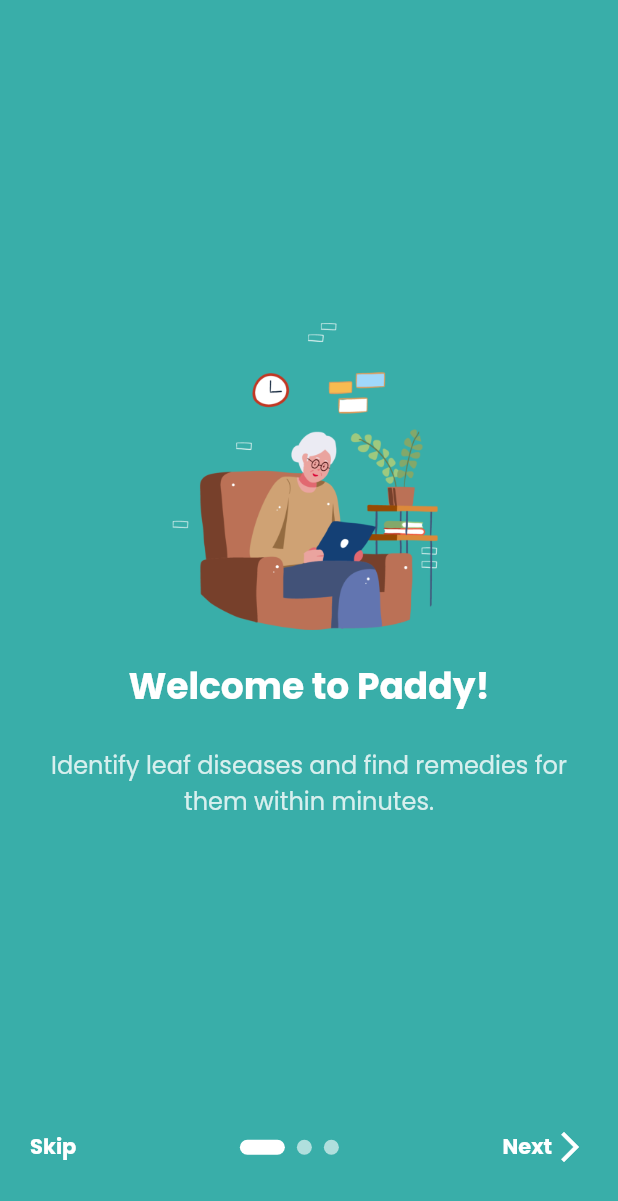
After one commit to menura1/paddy, a Flutter app: the OnBoardingScreen screen opened directly, on a phone screen of 412 x 824 dp. The commit adds this screen. Shown: the top 1201 px of the screen. Run offline on Flutter 3.47's test engine with Material 2 defaults, Android fonts, the phone set to English and light mode, and no system bars; drawn by our look-alikes of smooth_page_indicator; our stand-ins replace flutter_screenutil, flutter_secure_storage, fluttertoast, image_picker, lottie; missing offline and left inert: tflite; accounts and stored records are empty.

Commit message:
Created an on-boarding screen for better user experience.

```diff
--- /dev/null
+++ b/lib/global/api_keys.dart
@@ -0,0 +1,6 @@
+
+class ApiKeys{
+
+  static String weatherApiKey = '7aa5bf308c6b89fb0da07df556f13ee5';
+
+}
--- /dev/null
+++ b/lib/screens/onboarding_screen.dart
@@ -0,0 +1,187 @@
+import 'package:flutter/material.dart';
+import 'package:flutter/widgets.dart';
+import 'package:paddy/all_screens.dart';
+import 'package:smooth_page_indicator/smooth_page_indicator.dart';
+
+class OnBoardingScreen extends StatefulWidget {
+  OnBoardingScreen({Key? key}) : super(key: key);
+
+  @override
+  State<OnBoardingScreen> createState() => _OnBoardingScreenState();
+}
+
+class _OnBoardingScreenState extends State<OnBoardingScreen> {
+  PageController controller = PageController();
+
+  bool last = false;
+
+  @override
+  Widget build(BuildContext context) {
+    return SafeArea(
+      child: Scaffold(
+        backgroundColor: const Color(0xff39AEA9),
+        body: Padding(
+          padding: const EdgeInsets.symmetric(vertical: 20.0),
+          child: Column(
+            children: [
+              Flexible(
+                flex: 9,
+                child: Container(
+                  color: const Color(0xff39AEA9),
+                  child: PageView(
+                    controller: controller,
+                    children: [
+                      page1(
+                          title: "Welcome to Paddy!",
+                          des:
+                              "Identify leaf diseases and find remedies for them within minutes.",
+                          imgPath: "images/ob1.png"),
+                      page1(
+                          title: "Works Offline.",
+                          des:
+                              "No internet? No worries. Paddy can identify leaf diseases completely offline. ",
+                          imgPath: "images/ob2.png"),
+                      page1(
+                          title: "Broad compatibility.",
+                          des:
+                              "Paddy works with 25+ most common leaf diseases on more than 10 major plants. ",
+                          imgPath: "images/ob3.png")
+                    ],
+                    onPageChanged: (index) {
+                      setState(() {
+                        if (index == 2) {
+                          last = true;
+                        } else {
+                          last = false;
+                        }
+                      });
+                    },
+                  ),
+                ),
+              ),
+              Flexible(
+                flex: 1,
+                child: Container(
+                    padding: const EdgeInsets.symmetric(horizontal: 20),
+                    height: MediaQuery.of(context).size.height * 0.1,
+                    color: const Color(0xff39AEA9),
+                    child: !last
+                        ? Row(
+                            mainAxisAlignment: MainAxisAlignment.spaceBetween,
+                            children: [
+                              InkWell(
+                                onTap: () {
+                                  Navigator.pushReplacement(
+                                      context,
+                                      MaterialPageRoute(
+                                          builder: (context) =>
+                                              const LogInScreen()));
+                                },
+                                child: const Text(
+                                  'Skip',
+                                  style: TextStyle(
+                                      color: Colors.white,
+                                      fontWeight: FontWeight.bold),
+                                ),
+                              ),
+                              SmoothPageIndicator(
+                                controller: controller,
+                                count: 3,
+                                effect: const ExpandingDotsEffect(
+                                    dotColor: Colors.white60,
+                                    activeDotColor: Colors.white,
+                                    dotHeight: 10,
+                                    dotWidth: 10),
+                                onDotClicked: (index) {
+                                  controller.animateToPage(index,
+                                      duration:
+                                          const Duration(microseconds: 500),
+                                      curve: Curves.easeIn);
+                                },
+                              ),
+                              InkWell(
+                                  onTap: () {
+                                    controller.nextPage(
+                                        duration:
+                                            const Duration(microseconds: 2000),
+                                        curve: Curves.easeInOut);
+                                  },
+                                  child: Row(
+                                    children: const [
+                                      Text(
+                                        'Next',
+                                        style: TextStyle(
+                                            color: Colors.white,
+                                            fontWeight: FontWeight.bold),
+                                      ),
+                                      Icon(
+                                        Icons.arrow_forward_ios,
+                                        color: Colors.white,
+                                      )
+                                    ],
+                                  ))
+                            ],
+                          )
+                        : InkWell(
+                            onTap: () {
+                              Navigator.pushReplacement(
+                                  context,
+                                  MaterialPageRoute(
+                                      builder: (context) =>
+                                          const HomeScreen()));
+                            },
+                            child: Container(
+                              margin: const EdgeInsets.symmetric(
+                                  horizontal: 25, vertical: 10),
+                              decoration: BoxDecoration(
+                                  color: Colors.white,
+                                  borderRadius: BorderRadius.circular(25)),
+                              alignment: Alignment.center,
+                              child: const Text(
+                                'Get Started',
+                                style: TextStyle(
+                                    color: Colors.black87,
+                                    fontWeight: FontWeight.bold),
+                              ),
+                            ),
+                          )),
+              ),
+            ],
+          ),
+        ),
+      ),
+    );
+  }
+
+  Widget page1(
+      {required String title, required String des, required String imgPath}) {
+    return Container(
+      padding: const EdgeInsets.symmetric(horizontal: 25, vertical: 25),
+      color: const Color(0xff39AEA9),
+      child: Column(
+        mainAxisAlignment: MainAxisAlignment.center,
+        children: [
+          SizedBox(height: 220, width: 220, child: Image.asset(imgPath)),
+          const SizedBox(
+            height: 20,
+          ),
+          Text(
+            title,
+            style: const TextStyle(
+                color: Colors.white, fontWeight: FontWeight.bold, fontSize: 24),
+            textAlign: TextAlign.center,
+          ),
+          const SizedBox(
+            height: 22,
+          ),
+          Text(
+            des,
+            style:
+                TextStyle(color: Colors.white.withOpacity(0.8), fontSize: 16),
+            textAlign: TextAlign.center,
+          )
+        ],
+      ),
+    );
+  }
+}
--- a/pubspec.yaml
+++ b/pubspec.yaml
@@ -42,8 +42,10 @@ dependencies:
   http: ^0.13.4
   flutter_lints: ^1.0.0
   flutter_screenutil: ^5.3.1
-  device_preview: ^1.0.0
   fluttertoast: ^8.0.9
+  smooth_page_indicator: ^1.0.0+2
+  flutter_secure_storage: ^5.0.2
+  geolocator: ^8.2.0
 
 dev_dependencies:
   flutter_test:
```
Also changed, not shown: lib/components/side_bar_menu.dart (+42 -20 lines), lib/main.dart (+4 -3 lines), lib/screens/about_us_screen.dart (+7 -4 lines), lib/screens/home_screen.dart (+6 -6 lines), lib/screens/login_screen.dart (+32 -11 lines), lib/screens/register_screen.dart (+37 -15 lines), lib/screens/results_screen.dart (+9 -7 lines), lib/screens/splash_screen.dart (+29 -7 lines), lib/services/auth_service.dart (added, +58 -0 lines), lib/services/validation_service.dart (added, +90 -0 lines), lib/services/weather_service.dart (added, +12 -0 lines), images/ob1.png (added), images/ob2.png (added), images/ob3.png (added), 1 more files, 3 other files.
